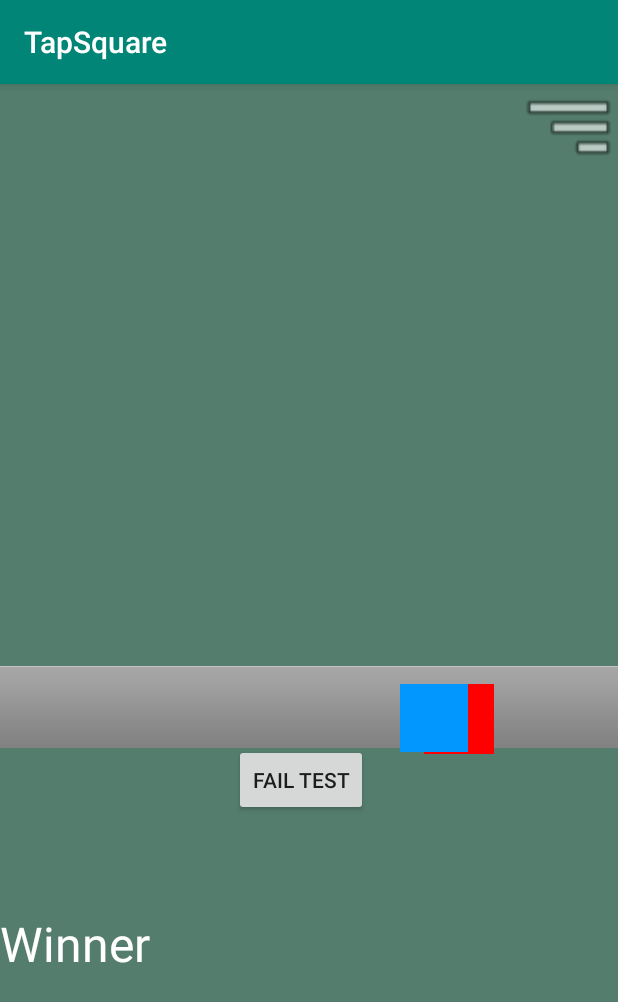
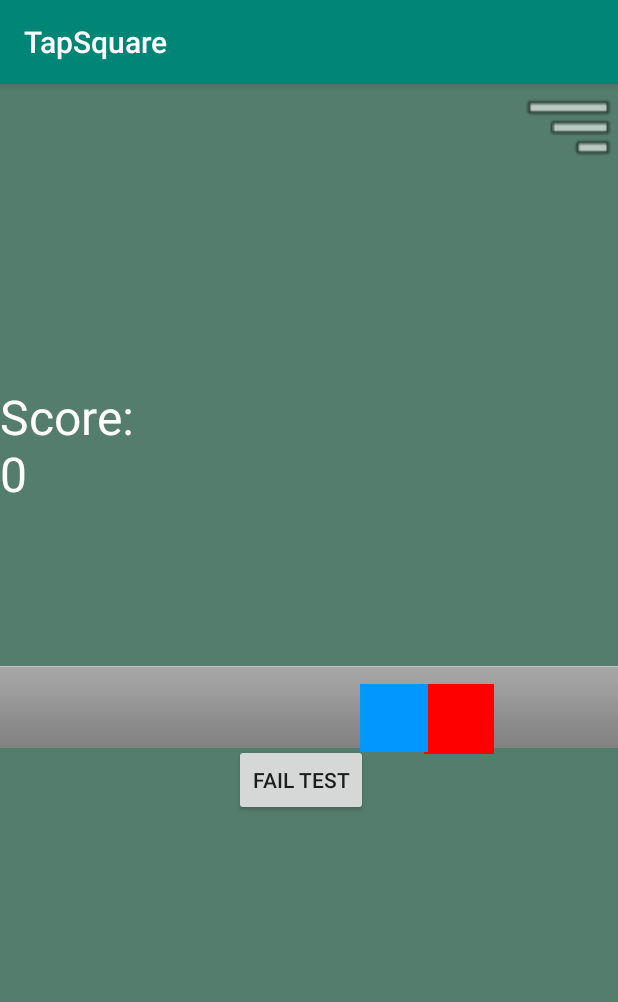
Before and after one commit to vrba8650/488App, an Android app: the play_screen screen opened directly, with no data from a screen before it, after a tap on "FAIL TEST", on a phone screen of 412 x 824 dp. Shown: the top 1002 px of the screen. Run offline under Robolectric (Android 15) with nearby library versions, the phone set to English and light mode, and no system bars; 1 other tap on this screen came first.

Commit message:
made changes to score

```diff
--- a/app/src/main/java/com/example/tapsquare/play_screen.java
+++ b/app/src/main/java/com/example/tapsquare/play_screen.java
@@ -78,6 +78,7 @@
         redSquare.setX(positionRed);
         redSquareLeftBound=redSquare.getLeft();
 
+        //set the score
 
         //start timer
         timer.schedule(new TimerTask() {
@@ -133,9 +134,9 @@
         //red square hitbox
         if(blueSquare.getX() > redSquare.getX() -100 && blueSquare.getX() < redSquare.getX() + 100)
         {
-            successorfail.setText("Winner");
+            score score = new score();
+            successorfail.setText("Score: "+score.getScore());
             blueSquareX = blueSquareX +20;
-            score score = new score();
             score.setScore(10);
             //incriment score here
             //respawn red square here
--- a/app/src/main/res/layout/activity_play_screen.xml
+++ b/app/src/main/res/layout/activity_play_screen.xml
@@ -11,7 +11,11 @@
         android:id="@+id/txtSuccessorFail"
         android:layout_width="wrap_content"
         android:layout_height="wrap_content"
-        android:layout_marginTop="551dp"
+        android:layout_alignParentEnd="true"
+        android:layout_alignParentRight="true"
+        android:layout_marginTop="200dp"
+        android:layout_marginEnd="312dp"
+        android:layout_marginRight="312dp"
         android:text="Tap It5"
         android:textColor="#FFFFFFFF"
         android:textSize="32dp" />
```
